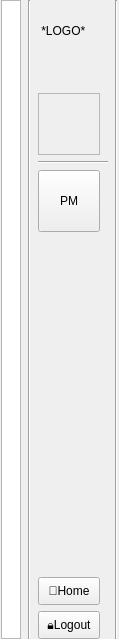
This is windows/project_management/workspace.ui in sensehawk/qgis_plugin as Qt 5 draws it before an edit. The edited form follows.
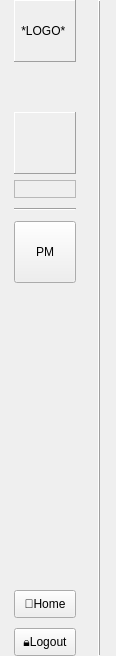
This is the edited form.

```diff
--- a/windows/project_management/workspace.ui
+++ b/windows/project_management/workspace.ui
@@ -6,14 +6,17 @@
    <rect>
     <x>0</x>
     <y>0</y>
-    <width>119</width>
-    <height>639</height>
+    <width>116</width>
+    <height>656</height>
    </rect>
   </property>
   <property name="windowTitle">
    <string>Form</string>
   </property>
-  <layout class="QGridLayout" name="gridLayout">
+  <layout class="QHBoxLayout" name="horizontalLayout">
+   <property name="spacing">
+    <number>0</number>
+   </property>
    <property name="leftMargin">
     <number>0</number>
    </property>
@@ -26,39 +29,11 @@
    <property name="bottomMargin">
     <number>0</number>
    </property>
-   <item row="0" column="0">
-    <widget class="QGraphicsView" name="asset_label">
-     <property name="sizePolicy">
-      <sizepolicy hsizetype="Fixed" vsizetype="Expanding">
-       <horstretch>0</horstretch>
-       <verstretch>0</verstretch>
-      </sizepolicy>
-     </property>
-     <property name="minimumSize">
-      <size>
-       <width>20</width>
-       <height>0</height>
-      </size>
-     </property>
-     <property name="maximumSize">
-      <size>
-       <width>20</width>
-       <height>16777215</height>
-      </size>
-     </property>
-    </widget>
-   </item>
-   <item row="0" column="1">
-    <widget class="Line" name="line">
-     <property name="orientation">
-      <enum>Qt::Vertical</enum>
-     </property>
-    </widget>
-   </item>
-   <item row="0" column="2">
+   <item>
     <layout class="QVBoxLayout" name="verticalLayout_2">
-     <item>
-      <layout class="QVBoxLayout" name="verticalLayout">
+     <property name="spacing">
+      <number>10</number>
+     </property>
        <item>
         <widget class="QLabel" name="logo_label">
          <property name="sizePolicy">
@@ -79,6 +54,12 @@
            <height>62</height>
           </size>
          </property>
+       <property name="frameShape">
+        <enum>QFrame::Panel</enum>
+       </property>
+       <property name="frameShadow">
+        <enum>QFrame::Raised</enum>
+       </property>
          <property name="text">
           <string> *LOGO*</string>
          </property>
@@ -95,11 +76,16 @@
          <property name="sizeHint" stdset="0">
           <size>
            <width>52</width>
-           <height>25</height>
+         <height>40</height>
           </size>
          </property>
         </spacer>
        </item>
+     <item>
+      <layout class="QVBoxLayout" name="verticalLayout">
+       <property name="spacing">
+        <number>6</number>
+       </property>
        <item>
         <widget class="QLabel" name="asset_logo">
          <property name="minimumSize">
@@ -117,14 +103,17 @@
          <property name="font">
           <font>
            <family>Times New Roman</family>
-           <pointsize>10</pointsize>
+           <pointsize>18</pointsize>
            <weight>50</weight>
            <bold>false</bold>
            <underline>true</underline>
           </font>
          </property>
          <property name="frameShape">
-          <enum>QFrame::StyledPanel</enum>
+          <enum>QFrame::Panel</enum>
+         </property>
+         <property name="frameShadow">
+          <enum>QFrame::Raised</enum>
          </property>
          <property name="text">
           <string/>
@@ -141,14 +130,48 @@
         </widget>
        </item>
        <item>
+        <widget class="QLabel" name="asset_label">
+         <property name="minimumSize">
+          <size>
+           <width>62</width>
+           <height>18</height>
+          </size>
+         </property>
+         <property name="maximumSize">
+          <size>
+           <width>62</width>
+           <height>18</height>
+          </size>
+         </property>
+         <property name="frameShape">
+          <enum>QFrame::StyledPanel</enum>
+         </property>
+         <property name="frameShadow">
+          <enum>QFrame::Raised</enum>
+         </property>
+         <property name="text">
+          <string/>
+         </property>
+         <property name="alignment">
+          <set>Qt::AlignLeading|Qt::AlignLeft|Qt::AlignVCenter</set>
+         </property>
+        </widget>
+       </item>
+      </layout>
+     </item>
+     <item>
         <widget class="Line" name="line_2">
+       <property name="maximumSize">
+        <size>
+         <width>62</width>
+         <height>16777215</height>
+        </size>
+       </property>
          <property name="orientation">
           <enum>Qt::Horizontal</enum>
          </property>
         </widget>
        </item>
-      </layout>
-     </item>
      <item>
       <widget class="QPushButton" name="project_management_button">
        <property name="sizePolicy">
@@ -172,6 +195,9 @@
        <property name="text">
         <string>PM</string>
        </property>
+       <property name="flat">
+        <bool>false</bool>
+       </property>
       </widget>
      </item>
      <item>
@@ -189,7 +215,7 @@
        <property name="sizeHint" stdset="0">
         <size>
          <width>70</width>
-         <height>124</height>
+         <height>70</height>
         </size>
        </property>
       </spacer>
@@ -246,8 +272,11 @@
      </item>
     </layout>
    </item>
-   <item row="0" column="3">
+   <item>
     <widget class="Line" name="line_3">
+     <property name="frameShadow">
+      <enum>QFrame::Raised</enum>
+     </property>
      <property name="orientation">
       <enum>Qt::Vertical</enum>
      </property>
```
Lines whose indentation alone changed are shown as unchanged.
